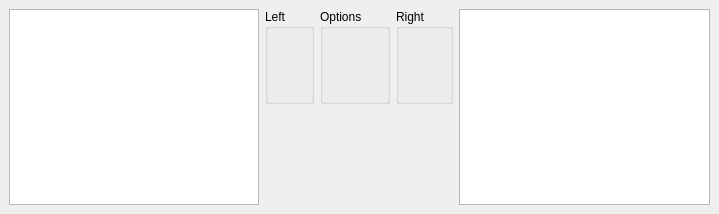
This is mainScreen.ui in Dedster2/DedBoxing as Qt 5 draws it before an edit. The edited form follows.
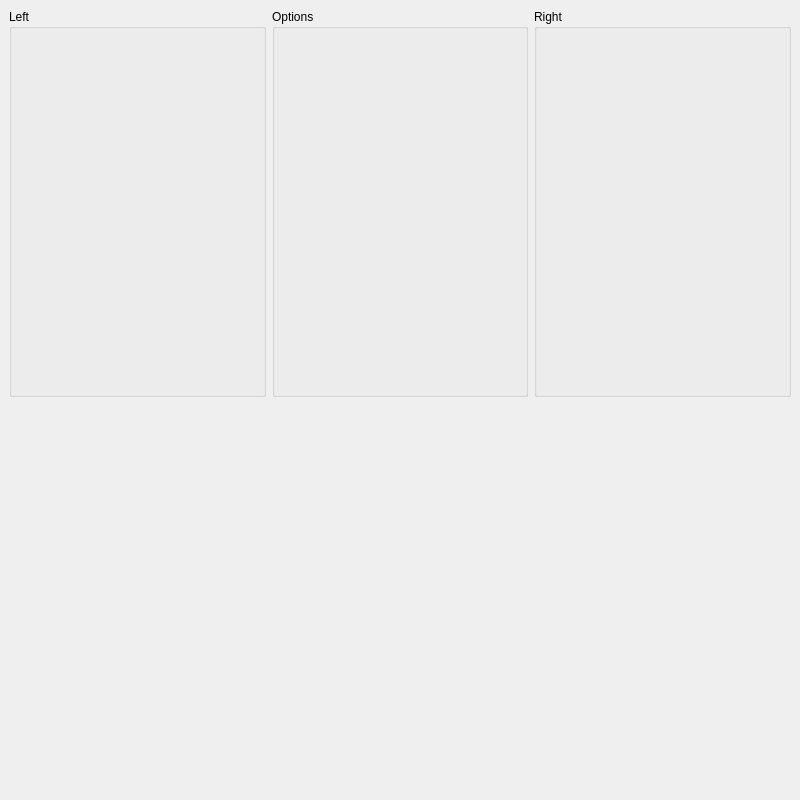
This is the edited form. Custom widgets are drawn as their Qt base class.

The edit to the form file:
```diff
--- a/mainScreen.ui
+++ b/mainScreen.ui
@@ -6,8 +6,8 @@
    <rect>
     <x>0</x>
     <y>0</y>
-    <width>719</width>
-    <height>214</height>
+    <width>800</width>
+    <height>800</height>
    </rect>
   </property>
   <property name="cursor">
@@ -18,22 +18,6 @@
   </property>
   <widget class="QWidget" name="centralwidget">
    <layout class="QHBoxLayout" name="horizontalLayout_2">
-    <item>
-     <widget class="QGraphicsView" name="graphicsView_2">
-      <property name="sizePolicy">
-       <sizepolicy hsizetype="Preferred" vsizetype="Preferred">
-        <horstretch>0</horstretch>
-        <verstretch>0</verstretch>
-       </sizepolicy>
-      </property>
-      <property name="minimumSize">
-       <size>
-        <width>0</width>
-        <height>0</height>
-       </size>
-      </property>
-     </widget>
-    </item>
     <item>
      <layout class="QVBoxLayout" name="verticalLayout" stretch="2,2">
       <item>
@@ -66,22 +50,6 @@
       </item>
      </layout>
     </item>
-    <item>
-     <widget class="QGraphicsView" name="graphicsView">
-      <property name="sizePolicy">
-       <sizepolicy hsizetype="Preferred" vsizetype="Preferred">
-        <horstretch>0</horstretch>
-        <verstretch>0</verstretch>
-       </sizepolicy>
-      </property>
-      <property name="minimumSize">
-       <size>
-        <width>0</width>
-        <height>0</height>
-       </size>
-      </property>
-     </widget>
-    </item>
    </layout>
   </widget>
  </widget>
```
Left out of the diff: 6 changed lines with no effect on the pictures.
